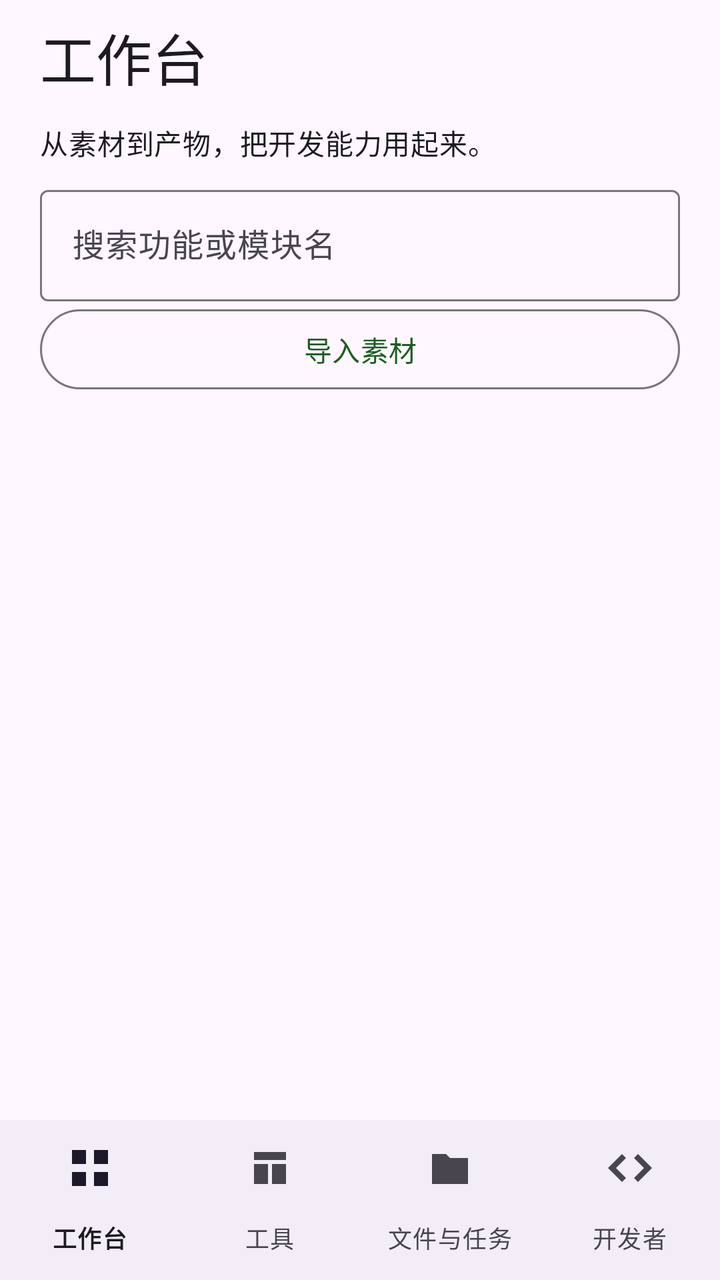
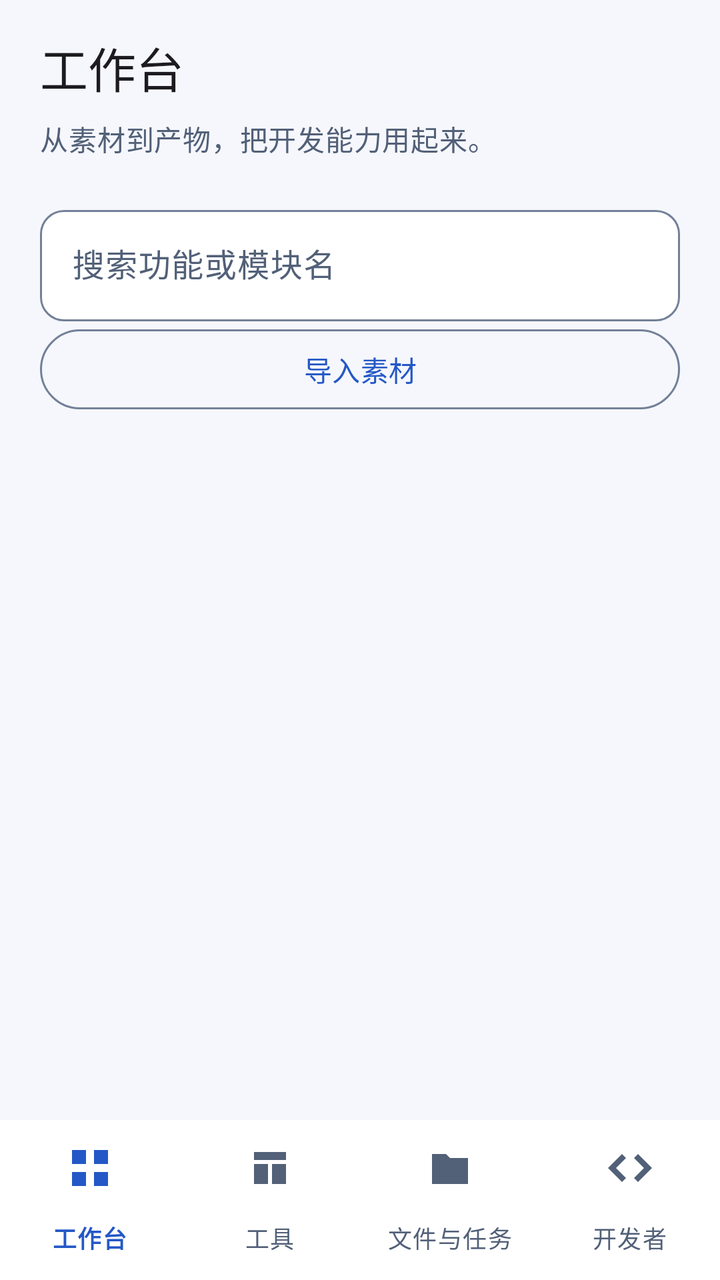

Two renders of the same Android screen: before a commit and after it. Below are the layout's source before the change and the commit's diff.
<!-- AndroidManifest.xml: another module's application theme Theme.DevLib -->
<!-- res/layout/fragment_catalog.xml -->
<LinearLayout xmlns:android="http://schemas.android.com/apk/res/android" xmlns:app="http://schemas.android.com/apk/res-auto" android:layout_width="match_parent" android:layout_height="match_parent" android:orientation="vertical">
<LinearLayout android:layout_width="match_parent" android:layout_height="wrap_content" android:orientation="vertical" android:paddingHorizontal="20dp" android:paddingTop="8dp">
<TextView android:id="@+id/heading" android:layout_width="match_parent" android:layout_height="wrap_content" android:textAppearance="?attr/textAppearanceHeadlineMedium" android:text="@string/workbench_home" />
<TextView android:id="@+id/subtitle" style="@style/Demo.Label" android:text="@string/workbench_home_intro" />
<com.google.android.material.textfield.TextInputLayout android:id="@+id/searchBox" android:layout_width="match_parent" android:layout_height="wrap_content" android:hint="@string/catalog_search"><com.google.android.material.textfield.TextInputEditText android:id="@+id/search" android:layout_width="match_parent" android:layout_height="wrap_content" android:inputType="text" android:maxLines="1" /></com.google.android.material.textfield.TextInputLayout>
<HorizontalScrollView android:id="@+id/filterScroll" android:layout_width="match_parent" android:layout_height="wrap_content" android:scrollbars="none"><com.google.android.material.chip.ChipGroup android:id="@+id/categories" android:layout_width="wrap_content" android:layout_height="wrap_content" app:singleLine="true" app:singleSelection="true" app:selectionRequired="true" /></HorizontalScrollView>
<com.google.android.material.button.MaterialButton android:id="@+id/importFiles" android:layout_width="match_parent" android:layout_height="wrap_content" android:text="@string/workbench_import" style="@style/Widget.Material3.Button.OutlinedButton" />
<com.google.android.material.button.MaterialButton android:id="@+id/batch" android:layout_width="match_parent" android:layout_height="wrap_content" android:visibility="gone" android:text="@string/workbench_batch" />
<TextView android:id="@+id/count" style="@style/Demo.Label" android:textAppearance="?attr/textAppearanceLabelMedium" />
<TextView android:id="@+id/empty" style="@style/Demo.Label" android:visibility="gone" android:text="@string/catalog_empty" />
</LinearLayout>
<androidx.recyclerview.widget.RecyclerView android:id="@+id/list" android:layout_width="match_parent" android:layout_height="0dp" android:layout_weight="1" android:paddingHorizontal="20dp" android:paddingBottom="24dp" android:clipToPadding="false" android:scrollbars="none" />
<com.google.android.material.bottomnavigation.BottomNavigationView android:id="@+id/navigation" android:layout_width="match_parent" android:layout_height="wrap_content" app:menu="@menu/workspace_navigation" app:labelVisibilityMode="labeled" />
</LinearLayout>
<!-- resources referenced by this layout -->
<resources>
  <style name="Demo.Label" parent="">
          <item name="android:layout_width">match_parent</item>
          <item name="android:layout_height">wrap_content</item>
          <item name="android:textAppearance">?attr/textAppearanceBodyMedium</item>
          <item name="android:layout_marginTop">12dp</item>
          <item name="android:layout_marginBottom">8dp</item>
      </style>
  <style name="Theme.DevLib" parent="Theme.Material3.DayNight.NoActionBar">
          <item name="colorPrimary">@color/primary</item>
          <item name="colorOnPrimary">@color/on_primary</item>
          <item name="android:statusBarColor">@android:color/transparent</item>
          <item name="android:navigationBarColor">@android:color/transparent</item>
          <item name="android:windowLightStatusBar">true</item>
          <item name="android:windowLightNavigationBar">true</item>
          <item name="android:enforceNavigationBarContrast">false</item>
      </style>
  <color name="primary">#1B5E20</color>
  <color name="on_primary">#FFFFFF</color>
  <!-- unchanged entries left out for length: 6 -->
</resources>

<!-- the commit's change to res/layout/fragment_catalog.xml (unified diff, before → after) -->
@@ -1,14 +1,18 @@
 <LinearLayout xmlns:android="http://schemas.android.com/apk/res/android" xmlns:app="http://schemas.android.com/apk/res-auto" android:layout_width="match_parent" android:layout_height="match_parent" android:orientation="vertical">
-<LinearLayout android:layout_width="match_parent" android:layout_height="wrap_content" android:orientation="vertical" android:paddingHorizontal="20dp" android:paddingTop="8dp">
-<TextView android:id="@+id/heading" android:layout_width="match_parent" android:layout_height="wrap_content" android:textAppearance="?attr/textAppearanceHeadlineMedium" android:text="@string/workbench_home" />
+<androidx.coordinatorlayout.widget.CoordinatorLayout android:layout_width="match_parent" android:layout_height="0dp" android:layout_weight="1">
+<com.google.android.material.appbar.AppBarLayout android:id="@+id/headerAppBar" android:layout_width="match_parent" android:layout_height="wrap_content" android:background="@color/feature_res_surface" app:elevation="0dp">
+<LinearLayout android:layout_width="match_parent" android:layout_height="wrap_content" android:orientation="vertical" android:paddingHorizontal="20dp" android:paddingTop="16dp" app:layout_scrollFlags="scroll|enterAlways">
+<TextView android:id="@+id/heading" android:layout_width="match_parent" android:layout_height="wrap_content" android:textAppearance="?attr/textAppearanceHeadlineSmall" android:accessibilityHeading="true" android:text="@string/workbench_home" />
 <TextView android:id="@+id/subtitle" style="@style/Demo.Label" android:text="@string/workbench_home_intro" />
-<com.google.android.material.textfield.TextInputLayout android:id="@+id/searchBox" android:layout_width="match_parent" android:layout_height="wrap_content" android:hint="@string/catalog_search"><com.google.android.material.textfield.TextInputEditText android:id="@+id/search" android:layout_width="match_parent" android:layout_height="wrap_content" android:inputType="text" android:maxLines="1" /></com.google.android.material.textfield.TextInputLayout>
+<com.google.android.material.textfield.TextInputLayout style="@style/Demo.TextInputLayout" android:id="@+id/searchBox" android:layout_width="match_parent" android:layout_height="wrap_content" android:hint="@string/catalog_search"><com.google.android.material.textfield.TextInputEditText android:id="@+id/search" android:layout_width="match_parent" android:layout_height="wrap_content" android:inputType="text" android:maxLines="1" /></com.google.android.material.textfield.TextInputLayout>
 <HorizontalScrollView android:id="@+id/filterScroll" android:layout_width="match_parent" android:layout_height="wrap_content" android:scrollbars="none"><com.google.android.material.chip.ChipGroup android:id="@+id/categories" android:layout_width="wrap_content" android:layout_height="wrap_content" app:singleLine="true" app:singleSelection="true" app:selectionRequired="true" /></HorizontalScrollView>
 <com.google.android.material.button.MaterialButton android:id="@+id/importFiles" android:layout_width="match_parent" android:layout_height="wrap_content" android:text="@string/workbench_import" style="@style/Widget.Material3.Button.OutlinedButton" />
 <com.google.android.material.button.MaterialButton android:id="@+id/batch" android:layout_width="match_parent" android:layout_height="wrap_content" android:visibility="gone" android:text="@string/workbench_batch" />
 <TextView android:id="@+id/count" style="@style/Demo.Label" android:textAppearance="?attr/textAppearanceLabelMedium" />
 <TextView android:id="@+id/empty" style="@style/Demo.Label" android:visibility="gone" android:text="@string/catalog_empty" />
 </LinearLayout>
-<androidx.recyclerview.widget.RecyclerView android:id="@+id/list" android:layout_width="match_parent" android:layout_height="0dp" android:layout_weight="1" android:paddingHorizontal="20dp" android:paddingBottom="24dp" android:clipToPadding="false" android:scrollbars="none" />
-<com.google.android.material.bottomnavigation.BottomNavigationView android:id="@+id/navigation" android:layout_width="match_parent" android:layout_height="wrap_content" app:menu="@menu/workspace_navigation" app:labelVisibilityMode="labeled" />
+</com.google.android.material.appbar.AppBarLayout>
+<androidx.recyclerview.widget.RecyclerView android:id="@+id/list" android:layout_width="match_parent" android:layout_height="match_parent" app:layout_behavior="@string/appbar_scrolling_view_behavior" android:paddingHorizontal="20dp" android:paddingBottom="24dp" android:clipToPadding="false" android:scrollbars="none" />
+</androidx.coordinatorlayout.widget.CoordinatorLayout>
+<com.google.android.material.bottomnavigation.BottomNavigationView android:id="@+id/navigation" android:layout_width="match_parent" android:layout_height="wrap_content" android:background="@color/dev_surface_card" app:elevation="0dp" app:itemIconTint="@color/workbench_navigation" app:itemTextColor="@color/workbench_navigation" app:itemActiveIndicatorStyle="@style/Workbench.NavigationIndicator" app:menu="@menu/workspace_navigation" app:labelVisibilityMode="labeled" />
 </LinearLayout>
<!-- resource entries referenced after the edit -->
@@ -1,23 +1,92 @@
 <!-- resources referenced by this layout -->
 <resources>
+  <color name="dev_surface_card">#FFFFFF</color>
+  <color name="feature_res_surface">#F5F7FC</color>
   <style name="Demo.Label" parent="">
           <item name="android:layout_width">match_parent</item>
           <item name="android:layout_height">wrap_content</item>
           <item name="android:textAppearance">?attr/textAppearanceBodyMedium</item>
-          <item name="android:layout_marginTop">12dp</item>
+          <item name="android:textColor">@color/dev_on_surface_variant</item>
+          <item name="android:lineSpacingExtra">3dp</item>
+          <item name="android:layout_marginTop">8dp</item>
           <item name="android:layout_marginBottom">8dp</item>
       </style>
+  <style name="Demo.TextInputLayout" parent="Widget.Material3.TextInputLayout.OutlinedBox">
+          <item name="android:layout_marginTop">12dp</item>
+          <item name="boxCornerRadiusTopStart">12dp</item>
+          <item name="boxCornerRadiusTopEnd">12dp</item>
+          <item name="boxCornerRadiusBottomStart">12dp</item>
+          <item name="boxCornerRadiusBottomEnd">12dp</item>
+          <item name="boxBackgroundColor">@color/dev_surface_card</item>
+      </style>
+  <style name="Workbench.NavigationIndicator" parent="Widget.Material3.BottomNavigationView.ActiveIndicator">
+          <item name="android:color">@color/dev_primary_container</item>
+      </style>
   <style name="Theme.DevLib" parent="Theme.Material3.DayNight.NoActionBar">
-          <item name="colorPrimary">@color/primary</item>
-          <item name="colorOnPrimary">@color/on_primary</item>
+          <item name="colorPrimary">@color/dev_primary</item>
+          <item name="colorOnPrimary">@color/dev_on_primary</item>
+          <item name="colorPrimaryContainer">@color/dev_primary_container</item>
+          <item name="colorOnPrimaryContainer">@color/dev_on_primary_container</item>
+          <item name="colorSecondary">@color/dev_secondary</item>
+          <item name="colorOnSecondary">@color/dev_on_secondary</item>
+          <item name="colorSecondaryContainer">@color/dev_secondary_container</item>
+          <item name="colorOnSecondaryContainer">@color/dev_on_secondary_container</item>
+          <item name="colorTertiary">@color/dev_secondary</item>
+          <item name="colorOnTertiary">@color/dev_on_secondary</item>
+          <item name="colorTertiaryContainer">@color/dev_secondary_container</item>
+          <item name="colorOnTertiaryContainer">@color/dev_on_secondary_container</item>
+          <item name="android:colorBackground">@color/feature_res_surface</item>
+          <item name="android:windowBackground">@color/feature_res_surface</item>
+          <item name="colorOnBackground">@color/feature_res_on_surface</item>
+          <item name="colorSurface">@color/dev_surface_card</item>
+          <item name="colorOnSurface">@color/feature_res_on_surface</item>
+          <item name="colorSurfaceVariant">@color/dev_surface_variant</item>
+          <item name="colorOnSurfaceVariant">@color/dev_on_surface_variant</item>
+          <item name="colorSurfaceContainer">@color/dev_surface_card</item>
+          <item name="colorSurfaceContainerLow">@color/dev_surface_card</item>
+          <item name="colorSurfaceContainerHigh">@color/dev_surface_variant</item>
+          <item name="colorOutline">@color/dev_outline</item>
+          <item name="colorOutlineVariant">@color/dev_outline_variant</item>
+          <item name="colorError">@color/dev_error</item>
+          <item name="colorOnError">@color/dev_on_error</item>
+          <item name="colorErrorContainer">@color/dev_error_container</item>
+          <item name="colorOnErrorContainer">@color/dev_on_error_container</item>
+          <item name="textInputStyle">@style/Demo.TextInputLayout</item>
+          <item name="materialButtonStyle">@style/Demo.Button.Primary</item>
+          
+          <item name="android:windowLightStatusBar">@bool/dev_light_system_bars</item>
+          <item name="android:windowLightNavigationBar">@bool/dev_light_system_bars</item>
           <item name="android:statusBarColor">@android:color/transparent</item>
           <item name="android:navigationBarColor">@android:color/transparent</item>
-          <item name="android:windowLightStatusBar">true</item>
-          <item name="android:windowLightNavigationBar">true</item>
-          <item name="android:enforceNavigationBarContrast">false</item>
       </style>
-  <color name="primary">#1B5E20</color>
-  <color name="on_primary">#FFFFFF</color>
+  <color name="dev_on_surface_variant">#526078</color>
+  <color name="dev_primary_container">#DFE8FF</color>
+  <color name="dev_primary">#2458C6</color>
+  <color name="dev_on_primary">#FFFFFF</color>
+  <color name="dev_on_primary_container">#163567</color>
+  <color name="dev_secondary">#146C70</color>
+  <color name="dev_on_secondary">#FFFFFF</color>
+  <color name="dev_secondary_container">#D8F1F0</color>
+  <color name="dev_on_secondary_container">#124F53</color>
+  <color name="feature_res_on_surface">#192338</color>
+  <color name="dev_surface_variant">#E9EDF5</color>
+  <color name="dev_outline">#738098</color>
+  <color name="dev_outline_variant">#D4DCE9</color>
+  <color name="dev_error">#B3261E</color>
+  <color name="dev_on_error">#FFFFFF</color>
+  <color name="dev_error_container">#FCE3DF</color>
+  <color name="dev_on_error_container">#761F19</color>
+  <style name="Demo.Button.Primary" parent="Widget.Material3.Button">
+          <item name="android:layout_width">match_parent</item>
+          <item name="android:layout_height">wrap_content</item>
+          <item name="android:minHeight">48dp</item>
+          <item name="android:minWidth">0dp</item>
+          <item name="android:layout_marginTop">8dp</item>
+          <item name="android:textAllCaps">false</item>
+          <item name="cornerRadius">12dp</item>
+          <item name="android:paddingTop">12dp</item>
+          <item name="android:paddingBottom">12dp</item>
+      </style>
   <!-- unchanged entries left out for length: 6 -->
 </resources>
 
